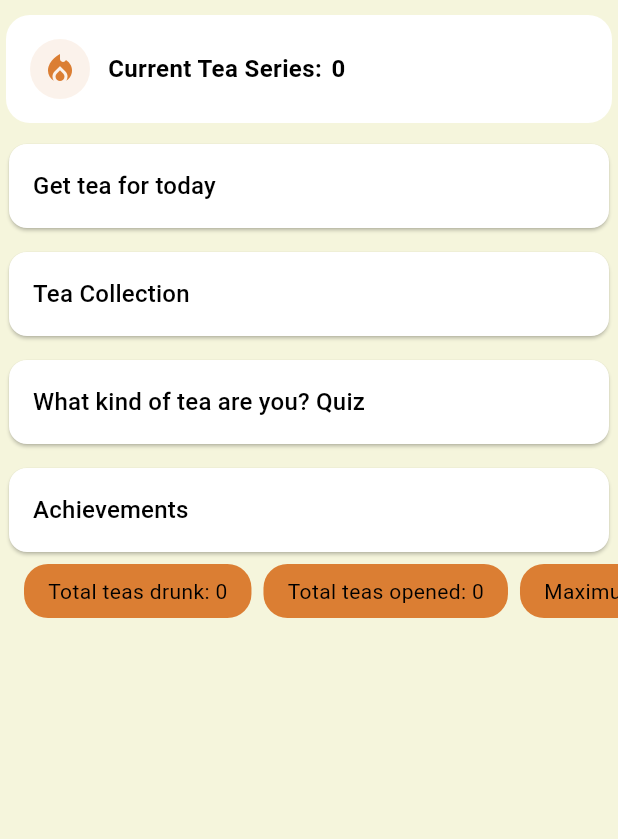
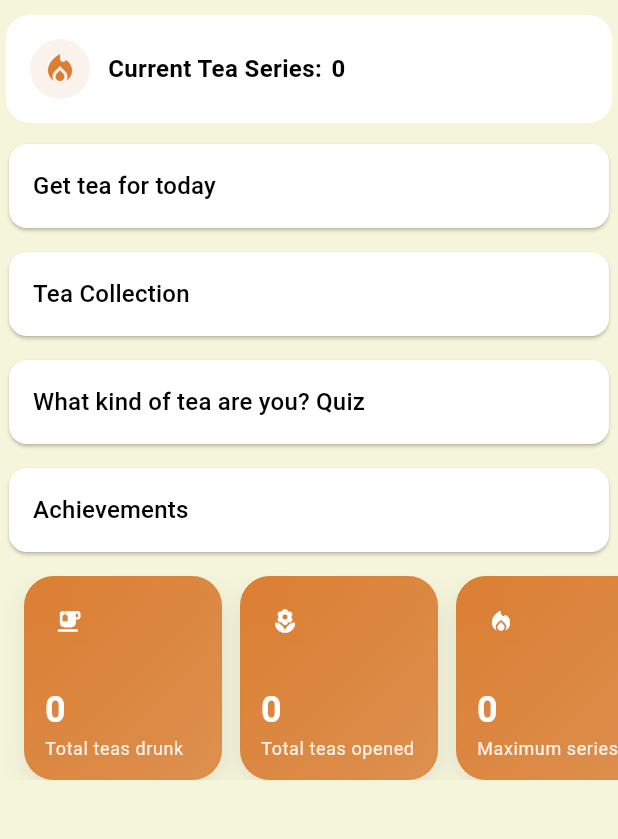
Before and after one commit to BaoBab-800/Zen-Tea, a Flutter app: the screen it shows after launch, on a phone screen of 412 x 824 dp, the part 84-923 px from its top. Run offline on Flutter 3.47's test engine with Material 3 defaults, Android fonts, the light colour scheme and no system bars; our stand-ins replace go_router, hive, hive_flutter; accounts and stored records are empty.

Commit message:
Improved appearance of statistics cards

```diff
--- a/lib/ui/get_tea/get_tea_builder.dart
+++ b/lib/ui/get_tea/get_tea_builder.dart
@@ -93,11 +93,16 @@ class _GetTeaBuilderState extends State<GetTeaBuilder> {
     ScaffoldMessenger.of(context).showSnackBar(
       SnackBar(
         content: Row(
-          mainAxisSize: MainAxisSize.min,
           children: [
             const Icon(Icons.local_fire_department, color: Colors.white),
             const SizedBox(width: 8),
-            Text('$text$result', overflow: TextOverflow.ellipsis),
+            Expanded(
+              child: Text(
+                '$text$result',
+                overflow: TextOverflow.ellipsis,
+                maxLines: 1,
+              ),
+            ),
           ],
         ),
 
--- a/lib/ui/home/home_feed_section.dart
+++ b/lib/ui/home/home_feed_section.dart
@@ -2,7 +2,10 @@ import 'package:flutter/material.dart';
 import 'package:provider/provider.dart';
 
 import 'package:zentea/app/app_router.dart';
+
 import 'package:zentea/core/l10n/l10n.dart';
+import 'package:zentea/core/theme/app_theme.dart';
+
 import 'package:zentea/services/quest_progress/quest_progress_service.dart';
 
 import 'home_statistics_section.dart';
@@ -21,7 +24,7 @@ class HomeFeedSection extends StatelessWidget {
           margin: const EdgeInsets.symmetric(horizontal: 4.0, vertical: 6.0),
           padding: const EdgeInsets.all(16.0),
           decoration: BoxDecoration(
-            color: Theme.of(context).colorScheme.surfaceVariant,
+            color: Theme.of(context).colorScheme.surfaceContainerHighest,
             borderRadius: BorderRadius.circular(16),
           ),
 
@@ -30,7 +33,7 @@ class HomeFeedSection extends StatelessWidget {
               Container(
                 padding: const EdgeInsets.all(8),
                 decoration: BoxDecoration(
-                  color: Theme.of(context).colorScheme.primary.withValues(alpha: 0.1),
+                  color: context.colors.primary.withValues(alpha: 0.1),
                   shape: BoxShape.circle,
                 ),
                 child: Icon(
@@ -69,6 +72,7 @@ class HomeFeedSection extends StatelessWidget {
 
         _buildCard(context.l10n.achievements, context, AppRoute.achievements),
 
+        const SizedBox(height: 8),
         HomeStatisticsSection(),
       ],
     );
--- a/lib/ui/home/home_statistics_section.dart
+++ b/lib/ui/home/home_statistics_section.dart
@@ -1,8 +1,8 @@
 import 'package:flutter/material.dart';
 import 'package:provider/provider.dart';
 
+import 'package:zentea/core/l10n/l10n.dart';
 import 'package:zentea/core/theme/app_theme.dart';
-import 'package:zentea/core/l10n/l10n.dart';
 
 import 'package:zentea/services/stats/stats_provider.dart';
 
@@ -13,32 +13,30 @@ class HomeStatisticsSection extends StatelessWidget {
   Widget build(BuildContext context) {
     final stats = context.watch<StatsProvider>().stats;
 
-    return Container(
-      decoration: BoxDecoration(),
-
-      child: SingleChildScrollView(
+    return SizedBox(
+      height: 136,
+      child: ListView(
         scrollDirection: Axis.horizontal,
-        child: Row(
+        padding: const EdgeInsets.symmetric(horizontal: 16),
         children: [
-            const SizedBox(width: 16),
           _StatCard(
             label: context.l10n.totalTeasDrunk,
             value: stats.totalServed,
+            icon: Icons.emoji_food_beverage_rounded,
           ),
-
-            const SizedBox(width: 8),
+          const SizedBox(width: 12),
           _StatCard(
             label: context.l10n.totalTeasOpened,
             value: stats.totalQuestCompleted,
+            icon: Icons.local_florist_rounded,
           ),
-
-            const SizedBox(width: 8),
+          const SizedBox(width: 12),
           _StatCard(
             label: context.l10n.maximumSeries,
             value: stats.maxStreak,
+            icon: Icons.local_fire_department_rounded,
           ),
         ],
-        ),
       ),
     );
   }
@@ -47,21 +45,93 @@ class HomeStatisticsSection extends StatelessWidget {
 class _StatCard extends StatelessWidget {
   final String label;
   final int value;
+  final IconData icon;
 
   const _StatCard({
     required this.label,
     required this.value,
+    required this.icon,
   });
 
   @override
   Widget build(BuildContext context) {
-    return Container(
-      padding: const EdgeInsets.symmetric(horizontal: 16, vertical: 8),
+    return ConstrainedBox(
+      constraints: const BoxConstraints(
+        minWidth: 132,
+        minHeight: 120,
+      ),
+
+      child: DecoratedBox(
         decoration: BoxDecoration(
-        color: context.colors.primary,
-        borderRadius: BorderRadius.circular(16),
+          gradient: LinearGradient(
+            colors: [
+              context.colors.primary,
+              context.colors.primary.withValues(alpha: 0.82),
+            ],
+            begin: Alignment.topLeft,
+            end: Alignment.bottomRight,
           ),
-      child: Text('$label: $value'),
+
+          borderRadius: BorderRadius.circular(20),
+          border: Border.all(
+            color: context.colors.primary.withValues(alpha: 0.18),
+          ),
+
+          boxShadow: [
+            BoxShadow(
+              color: Colors.black.withValues(alpha: 0.08),
+              blurRadius: 14,
+              offset: const Offset(0, 6),
+            ),
+          ],
+        ),
+
+        child: Padding(
+          padding: const EdgeInsets.all(14),
+          child: Column(
+            crossAxisAlignment: CrossAxisAlignment.start,
+            children: [
+              Container(
+                width: 32,
+                height: 32,
+                decoration: BoxDecoration(
+                  color: context.colors.primary.withValues(alpha: 0.12),
+                  borderRadius: BorderRadius.circular(10),
+                ),
+
+                child: Icon(
+                  icon,
+                  size: 18,
+                  color: context.colors.onPrimary,
+                ),
+              ),
+
+              const Spacer(),
+
+              Text(
+                '$value',
+                style: Theme.of(context).textTheme.headlineSmall?.copyWith(
+                  fontWeight: FontWeight.w700,
+                  color: context.colors.onPrimary,
+                ),
+              ),
+
+              const SizedBox(height: 2),
+              Text(
+                label,
+                maxLines: 2,
+                overflow: TextOverflow.ellipsis,
+                style: Theme.of(context).textTheme.bodySmall?.copyWith(
+                  color: context.colors.onPrimary.withValues(
+                    alpha: 0.88,
+                  ),
+                  height: 1.25,
+                ),
+              ),
+            ],
+          ),
+        ),
+      ),
     );
   }
 }
```
Lines whose indentation alone changed are shown as unchanged.
